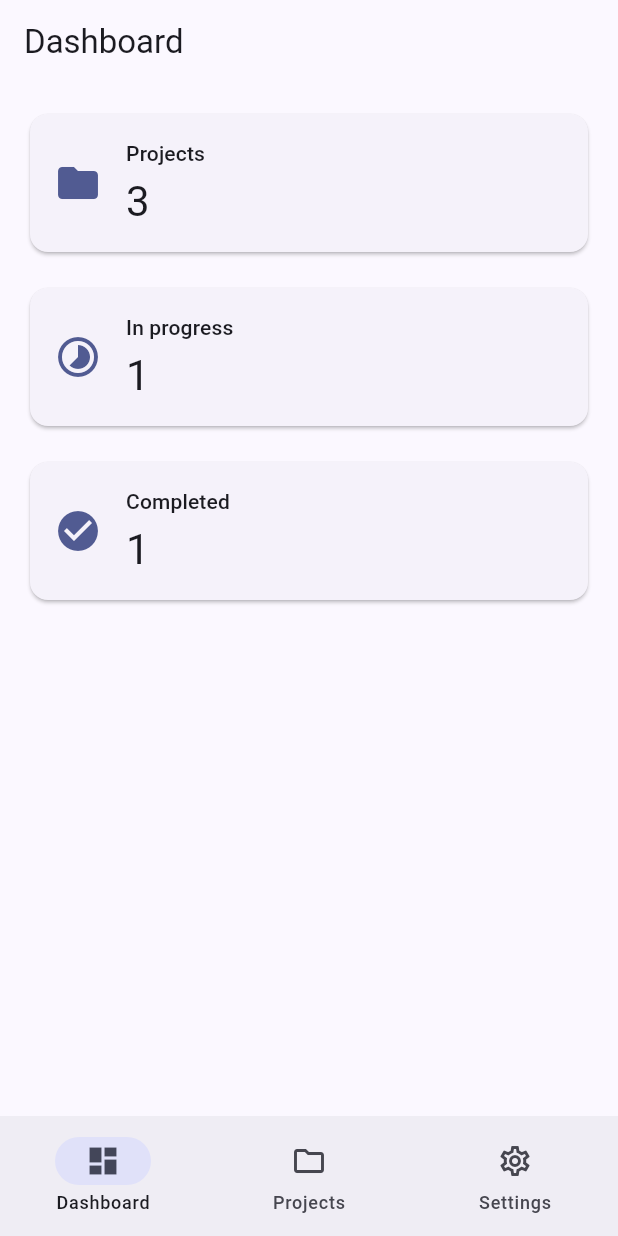
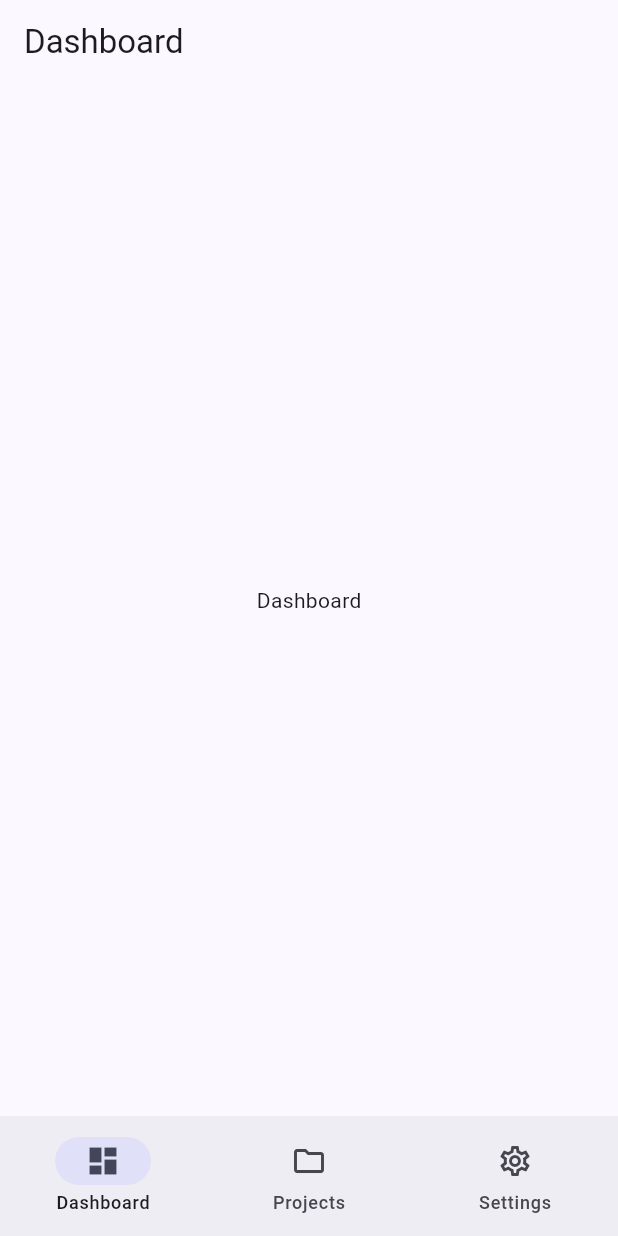
Before and after one commit to cezarygh/malinkaOS, a Flutter app: the screen it shows after launch, on a phone screen of 412 x 824 dp. Run offline on Flutter 3.47's test engine with Material 3 defaults, Android fonts, the phone set to English and light mode, and no system bars.

Commit message:
refactor: reduce screens to empty placeholder pages
Co-Authored-By: Claude Opus 5.5 <noreply@anthropic.com>

```diff
--- a/lib/features/dashboard/presentation/dashboard_screen.dart
+++ b/lib/features/dashboard/presentation/dashboard_screen.dart
@@ -1,75 +1,16 @@
 import 'package:flutter/material.dart';
 
-import '../../../shared/layout/breakpoints.dart';
-import 'widgets/summary_card.dart';
-
-// The first page of the app. For now it shows placeholder numbers;
-// later they can come from the database through the api/ folder.
+// The Dashboard page. It is empty for now; content will be added later.
 class DashboardScreen extends StatelessWidget {
   const DashboardScreen({super.key});
 
-  // Decide how many cards fit next to each other for a given width.
-  int _columnsForWidth(double width) {
-    if (width < mobileBreakpoint) {
-      return 1;
-    } else if (width < desktopBreakpoint) {
-      return 2;
-    } else {
-      return 3;
-    }
-  }
-
   @override
   Widget build(BuildContext context) {
-    const double spacing = 16;
-
+    // Scaffold gives the page its basic structure: an app bar at the top
+    // and a body below it.
     return Scaffold(
       appBar: AppBar(title: const Text('Dashboard')),
-      body: SingleChildScrollView(
-        padding: const EdgeInsets.all(spacing),
-        // LayoutBuilder tells us how much width this page actually has
-        // (the screen width minus the navigation rail on desktop).
-        child: LayoutBuilder(
-          builder: (context, constraints) {
-            final int columns = _columnsForWidth(constraints.maxWidth);
-            final double cardWidth =
-                (constraints.maxWidth - spacing * (columns - 1)) / columns;
-
-            // Wrap places children in a row and moves them to a new line
-            // when there is no more room.
-            return Wrap(
-              spacing: spacing,
-              runSpacing: spacing,
-              children: [
-                SizedBox(
-                  width: cardWidth,
-                  child: const SummaryCard(
-                    title: 'Projects',
-                    value: '3',
-                    icon: Icons.folder,
-                  ),
-                ),
-                SizedBox(
-                  width: cardWidth,
-                  child: const SummaryCard(
-                    title: 'In progress',
-                    value: '1',
-                    icon: Icons.timelapse,
-                  ),
-                ),
-                SizedBox(
-                  width: cardWidth,
-                  child: const SummaryCard(
-                    title: 'Completed',
-                    value: '1',
-                    icon: Icons.check_circle,
-                  ),
-                ),
-              ],
-            );
-          },
-        ),
-      ),
+      body: const Center(child: Text('Dashboard')),
     );
   }
 }
--- a/lib/features/dashboard/presentation/widgets/summary_card.dart
+++ /dev/null
@@ -1,45 +0,0 @@
-import 'package:flutter/material.dart';
-
-// A small card showing one number with a title and an icon,
-// e.g. "Active projects: 3". Used on the dashboard.
-class SummaryCard extends StatelessWidget {
-  final String title;
-  final String value;
-  final IconData icon;
-
-  const SummaryCard({
-    super.key,
-    required this.title,
-    required this.value,
-    required this.icon,
-  });
-
-  @override
-  Widget build(BuildContext context) {
-    // Theme.of(context) gives access to the colors and text styles
-    // defined in AppTheme.
-    final ThemeData theme = Theme.of(context);
-
-    return Card(
-      child: Padding(
-        padding: const EdgeInsets.all(16),
-        child: Row(
-          children: [
-            Icon(icon, size: 32, color: theme.colorScheme.primary),
-            const SizedBox(width: 16),
-            Expanded(
-              child: Column(
-                crossAxisAlignment: CrossAxisAlignment.start,
-                children: [
-                  Text(title, style: theme.textTheme.titleSmall),
-                  const SizedBox(height: 4),
-                  Text(value, style: theme.textTheme.headlineMedium),
-                ],
-              ),
-            ),
-          ],
-        ),
-      ),
-    );
-  }
-}
```
Also changed, not shown: lib/features/projects/api/projects_api.dart (deleted, +0 -36 lines), lib/features/projects/data/project.dart (deleted, +0 -20 lines), lib/features/projects/presentation/projects_screen.dart (+5 -56 lines), lib/features/projects/presentation/widgets/project_tile.dart (deleted, +0 -34 lines), lib/features/settings/presentation/settings_screen.dart (+4 -29 lines), lib/features/settings/presentation/widgets/settings_section.dart (deleted, +0 -34 lines), 5 other files.
